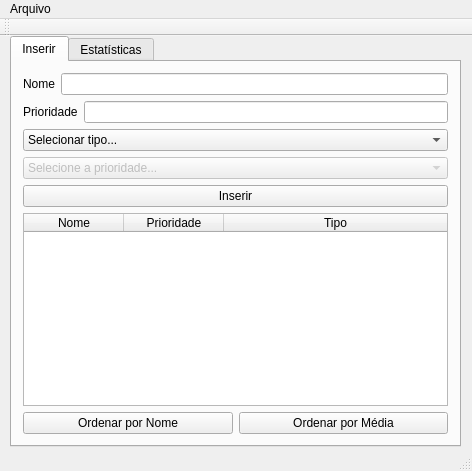
Above: mainwindow.ui from calebeof/MedTask before the change. Below: the same form after it.
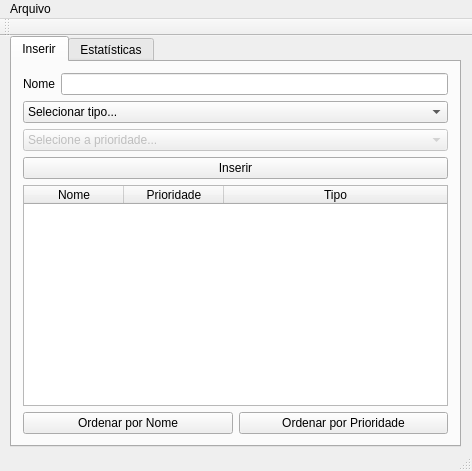
That is the form after the change.

Diff of the .ui file:
```diff
--- a/mainwindow.ui
+++ b/mainwindow.ui
@@ -45,20 +45,6 @@
         </item>
        </layout>
       </item>
-      <item>
-       <layout class="QHBoxLayout" name="horizontalLayout_2">
-        <item>
-         <widget class="QLabel" name="label_2">
-          <property name="text">
-           <string>Prioridade</string>
-          </property>
-         </widget>
-        </item>
-        <item>
-         <widget class="QLineEdit" name="le_avgInput"/>
-        </item>
-       </layout>
-      </item>
       <item alignment="Qt::AlignTop">
        <widget class="QComboBox" name="selection_bar">
         <item>
@@ -158,7 +144,7 @@
         <item>
          <widget class="QPushButton" name="btn_GradeSort">
           <property name="text">
-           <string>Ordenar por Média</string>
+           <string>Ordenar por Prioridade</string>
           </property>
          </widget>
         </item>
```
Left out of the diff: 2 changed lines with no effect on the pictures.
